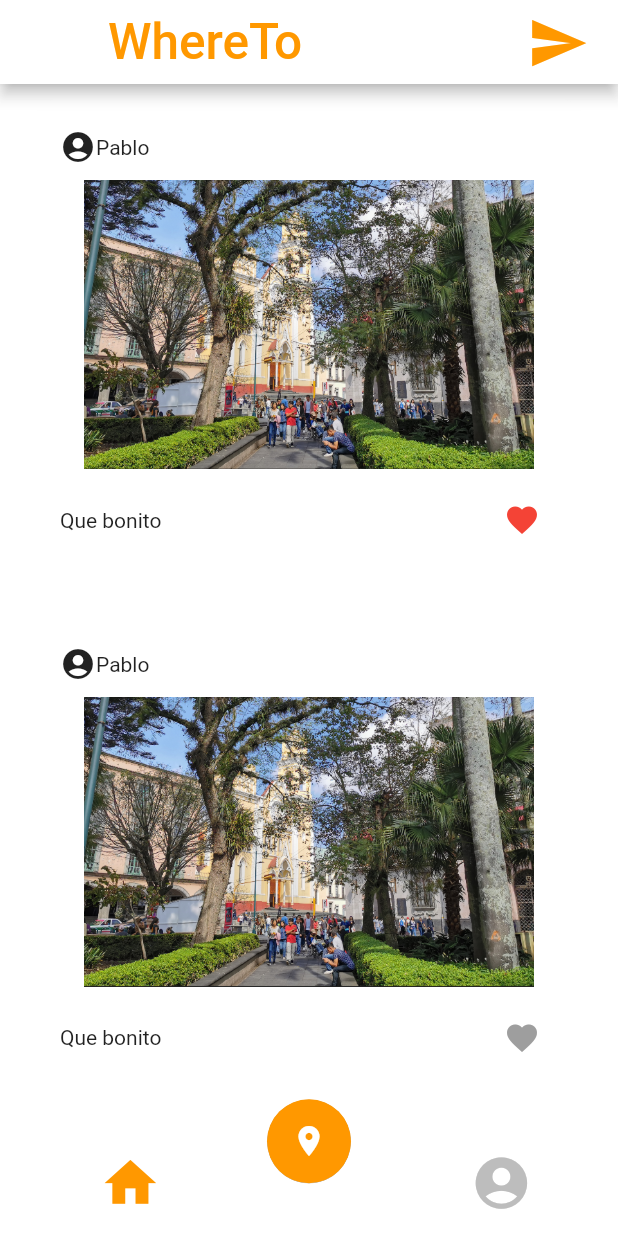
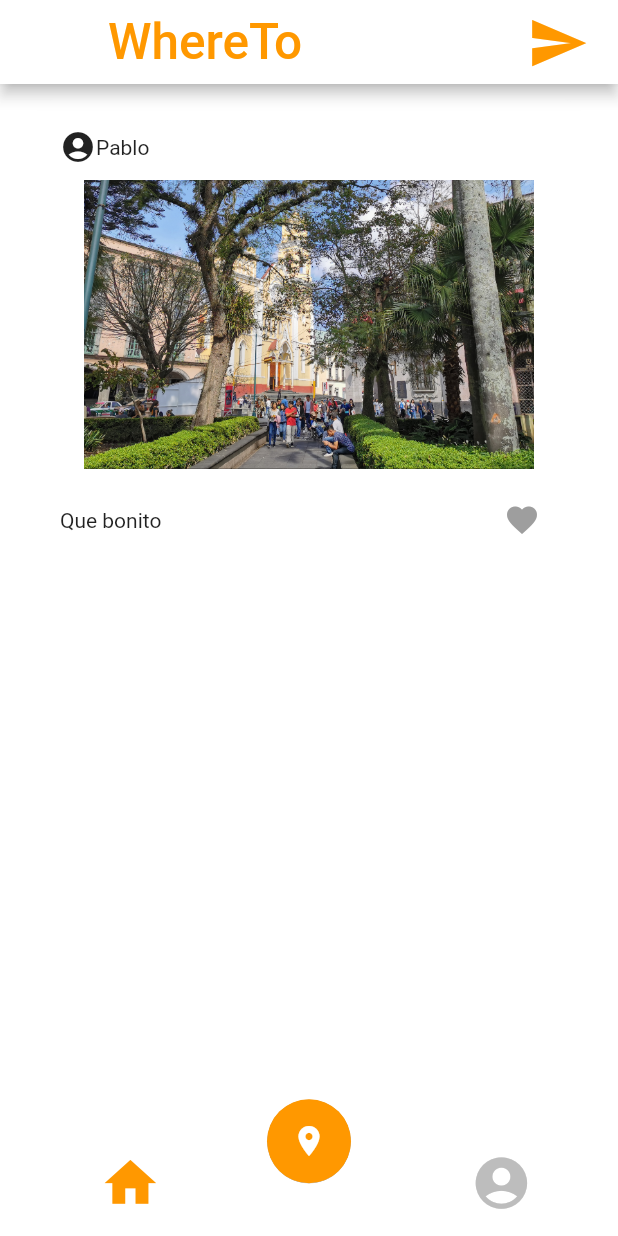
Before and after one commit to Ortiz177/dad, a Flutter app: the WelcomePage screen opened directly, after a tap on the "favorite" icon, on a phone screen of 412 x 824 dp. Run offline on Flutter 3.47's test engine with Material 2 defaults, Android fonts, the phone set to English and light mode, and no system bars; our stand-ins replace cloud_firestore, file_picker, firebase_core, flutter_chat_types, flutter_chat_ui, google_maps_flutter and 2 more; accounts and stored records are empty.

Commit message:
post con diferentes imagenes

```diff
--- a/lib/Screens/WelcomePage.dart
+++ b/lib/Screens/WelcomePage.dart
@@ -41,7 +41,7 @@ class _WelcomePageState extends State<WelcomePage> {
       ),
       body: SingleChildScrollView(
         child: Column(
-          children: <Widget>[Post(), Post(), Post()],
+          children: <Widget>[Post(imagesrc: 'assets/parque2.png')],
         ),
       ),
       bottomNavigationBar: Stack(children: [NavigationMenu()]),
--- a/lib/Widgets/Post.dart
+++ b/lib/Widgets/Post.dart
@@ -1,11 +1,8 @@
 import 'package:flutter/material.dart';
 
-class Post extends StatefulWidget {
-  @override
-  _PostState createState() => _PostState();
-}
-
-class _PostState extends State<Post> {
+class Post extends StatelessWidget {
+  final String imagesrc;
+  Post({Key? key, required this.imagesrc}) : super(key: key);
   Color _favIconColor = Colors.grey;
   @override
   Widget build(context) {
@@ -25,7 +22,7 @@ class _PostState extends State<Post> {
           padding: const EdgeInsets.all(10),
           decoration: BoxDecoration(borderRadius: BorderRadius.circular(20)),
           child: Image.asset(
-            'assets/parque2.png',
+            '${imagesrc}',
             fit: BoxFit.fitWidth,
             width: 300,
           ),
@@ -38,13 +35,11 @@ class _PostState extends State<Post> {
                 icon: Icon(Icons.favorite),
                 color: _favIconColor,
                 onPressed: () {
-                  setState(() {
-                    if (_favIconColor == Colors.grey) {
-                      _favIconColor = Colors.red;
-                    } else {
-                      _favIconColor = Colors.grey;
-                    }
-                  });
+                  if (_favIconColor == Colors.grey) {
+                    _favIconColor = Colors.red;
+                  } else {
+                    _favIconColor = Colors.grey;
+                  }
                 }),
           ],
         )
```
Also changed, not shown: 1 other file.
